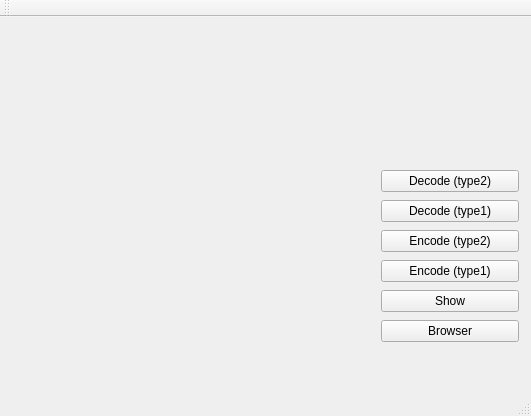
Old version of the form mainwindow.ui in the repository shyf1234567/JPEG_Compression.
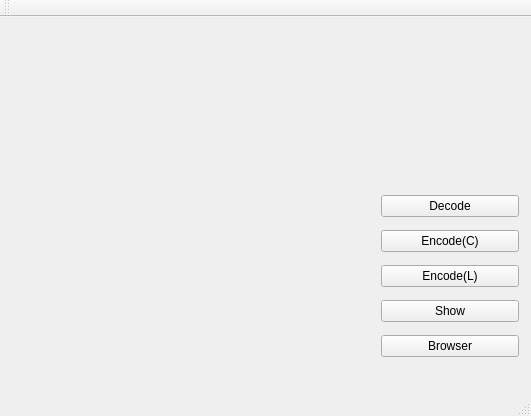
New version of the form.

Patch:
```diff
--- a/mainwindow.ui
+++ b/mainwindow.ui
@@ -31,37 +31,30 @@
     <property name="geometry">
      <rect>
       <x>370</x>
-      <y>140</y>
+      <y>160</y>
       <width>160</width>
-      <height>202</height>
+      <height>198</height>
      </rect>
     </property>
     <layout class="QVBoxLayout" name="verticalLayout_3">
      <item>
       <widget class="QPushButton" name="D">
        <property name="text">
-        <string>Decode (type2)</string>
-       </property>
-      </widget>
-     </item>
-     <item>
-      <widget class="QPushButton" name="Decode1">
-       <property name="text">
-        <string>Decode (type1)</string>
+        <string>Decode</string>
        </property>
       </widget>
      </item>
      <item>
       <widget class="QPushButton" name="Encode2">
        <property name="text">
-        <string>Encode (type2)</string>
+        <string>Encode(C)</string>
        </property>
       </widget>
      </item>
      <item>
       <widget class="QPushButton" name="Encode1">
        <property name="text">
-        <string>Encode (type1)</string>
+        <string>Encode(L)</string>
        </property>
       </widget>
      </item>
```
Left out of the diff: 6 changed lines with no effect on the pictures.
